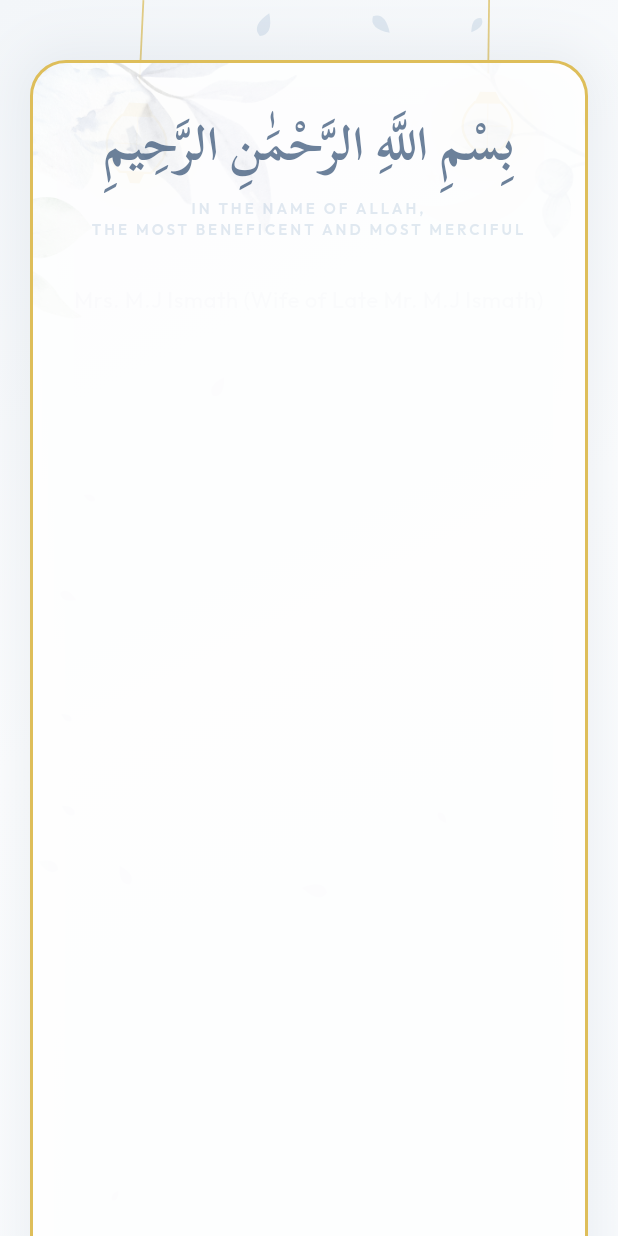
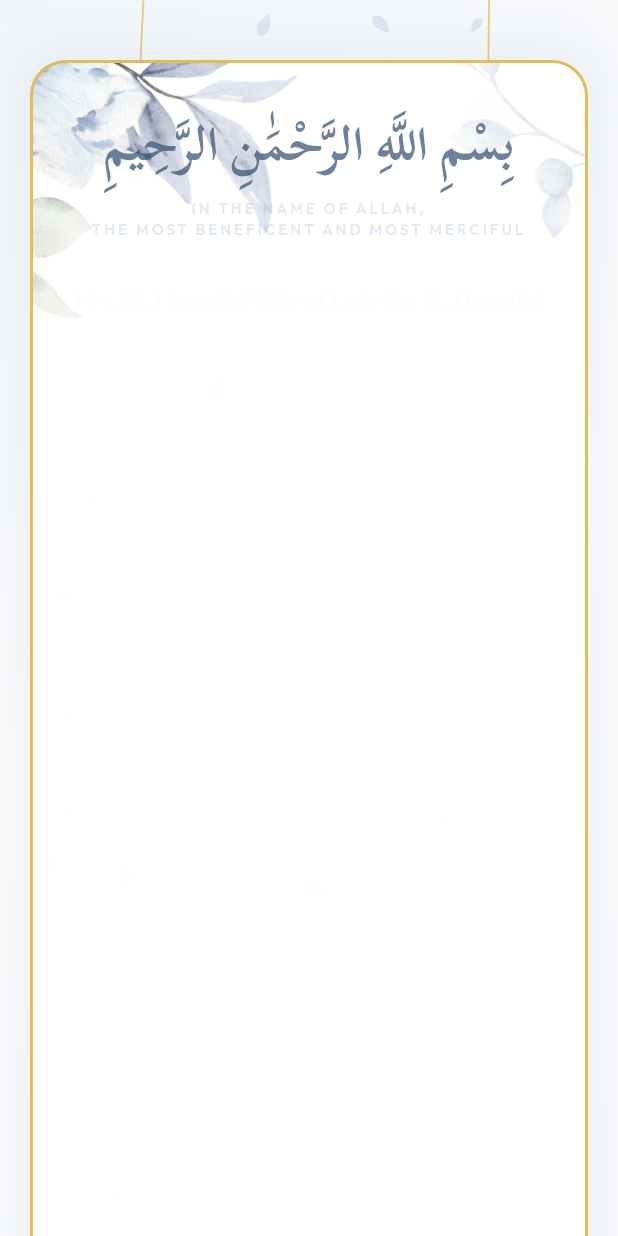
Before and after one commit to falahul-ali/invitation, a Flutter app: the first screen one second after launch, on a phone screen of 412 x 824 dp. Run offline on Flutter 3.47's test engine with Material 3 defaults, Android fonts, the phone set to English and light mode, and no system bars; our stand-ins replace audioplayers; project files that could hold a hidden picture were left out.

```diff
--- a/lib/screens/invitation.dart
+++ b/lib/screens/invitation.dart
@@ -1,9 +1,11 @@
 // ignore_for_file: deprecated_member_use
 
 import 'dart:math' as math;
+
+import 'package:audioplayers/audioplayers.dart';
 import 'package:flutter/material.dart';
 import 'package:url_launcher/url_launcher.dart';
-import 'package:audioplayers/audioplayers.dart';
+
 import 'date_counter.dart';
 
 class Invitation extends StatefulWidget {
@@ -14,7 +16,8 @@ class Invitation extends StatefulWidget {
   State<Invitation> createState() => _InvitationState();
 }
 
-class _InvitationState extends State<Invitation> with TickerProviderStateMixin {
+class _InvitationState extends State<Invitation>
+    with TickerProviderStateMixin, WidgetsBindingObserver {
   late AnimationController _fadeController;
   late AnimationController _lanternController;
   late AnimationController _petalController;
@@ -24,11 +27,12 @@ class _InvitationState extends State<Invitation> with TickerProviderStateMixin {
   bool _isPlaying = false;
 
   final List<Petal> _petals = [];
-  final DateTime _weddingDate = DateTime(2026, 6, 7, 12, 0, 0);
+  final DateTime _weddingDate = DateTime(2026, 6, 7, 12, 30, 0);
 
   @override
   void initState() {
     super.initState();
+    WidgetsBinding.instance.addObserver(this);
 
     // Main entrance fade animations
     _fadeController = AnimationController(
@@ -193,44 +197,6 @@ class _InvitationState extends State<Invitation> with TickerProviderStateMixin {
                 ),
               ),
 
-              // Floating rotating gold music disc/note controller
-              Positioned(
-                top: 24,
-                right: 24,
-                child: FadeTransition(
-                  opacity: Tween<double>(begin: 0.0, end: 1.0).animate(
-                    CurvedAnimation(
-                      parent: _fadeController,
-                      curve: const Interval(0.5, 1.0, curve: Curves.easeIn),
-                    ),
-                  ),
-                  child: AnimatedBuilder(
-                    animation: _petalController,
-                    builder: (context, child) {
-                      return Transform.rotate(
-                        angle: _isPlaying
-                            ? _petalController.value * 2 * math.pi
-                            : 0,
-                        child: FloatingActionButton.small(
-                          onPressed: _togglePlay,
-                          backgroundColor: Colors.white.withOpacity(0.9),
-                          foregroundColor: const Color(0xFFD4AF37),
-                          shape: const CircleBorder(
-                            side: BorderSide(
-                                color: Color(0xFFD4AF37), width: 1.5),
-                          ),
-                          elevation: 4,
-                          child: Icon(
-                            _isPlaying ? Icons.music_note : Icons.music_off,
-                            size: 20,
-                          ),
-                        ),
-                      );
-                    },
-                  ),
-                ),
-              ),
-
               // Elegant swaying lanterns
               Positioned(
                 top: 0,
@@ -334,7 +300,8 @@ class _InvitationState extends State<Invitation> with TickerProviderStateMixin {
                             image: const DecorationImage(
                               image: AssetImage('assets/images/bg.png'),
                               fit: BoxFit.cover,
-                              opacity: 0.15, // Blends elegantly without overpowering the golden text
+                              opacity:
+                                  0.8, // Blends elegantly without overpowering the golden text
                             ),
                             borderRadius: BorderRadius.circular(24),
                             boxShadow: [
@@ -735,7 +702,7 @@ class _InvitationState extends State<Invitation> with TickerProviderStateMixin {
                                   ),
                                   SizedBox(height: 4),
                                   Text(
-                                    "From 12:00 PM onwards",
+                                    "From 12:30 PM onwards",
                                     style: TextStyle(
                                       fontFamily: 'Outfit',
                                       fontSize: 14,
@@ -810,6 +777,43 @@ class _InvitationState extends State<Invitation> with TickerProviderStateMixin {
                         ),
                       ),
                     ),
+                  ),
+                ),
+              ),
+              // Floating rotating gold music disc/note controller
+              Positioned(
+                top: 24,
+                right: 24,
+                child: FadeTransition(
+                  opacity: Tween<double>(begin: 0.0, end: 1.0).animate(
+                    CurvedAnimation(
+                      parent: _fadeController,
+                      curve: const Interval(0.5, 1.0, curve: Curves.easeIn),
+                    ),
+                  ),
+                  child: AnimatedBuilder(
+                    animation: _petalController,
+                    builder: (context, child) {
+                      return Transform.rotate(
+                        angle: _isPlaying
+                            ? _petalController.value * 2 * math.pi
+                            : 0,
+                        child: FloatingActionButton.small(
+                          onPressed: _togglePlay,
+                          backgroundColor: Colors.white.withOpacity(0.9),
+                          foregroundColor: const Color(0xFFD4AF37),
+                          shape: const CircleBorder(
+                            side: BorderSide(
+                                color: Color(0xFFD4AF37), width: 1.5),
+                          ),
+                          elevation: 4,
+                          child: Icon(
+                            _isPlaying ? Icons.music_note : Icons.music_off,
+                            size: 20,
+                          ),
+                        ),
+                      );
+                    },
                   ),
                 ),
               ),
```
